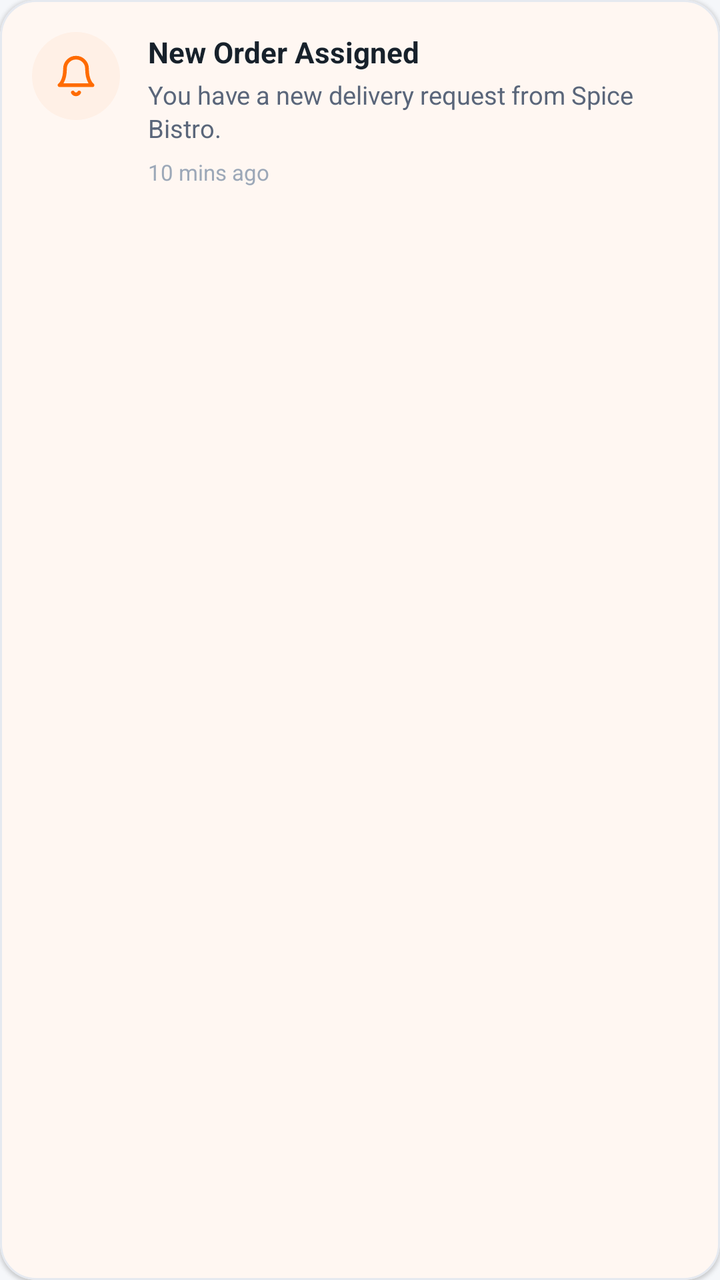
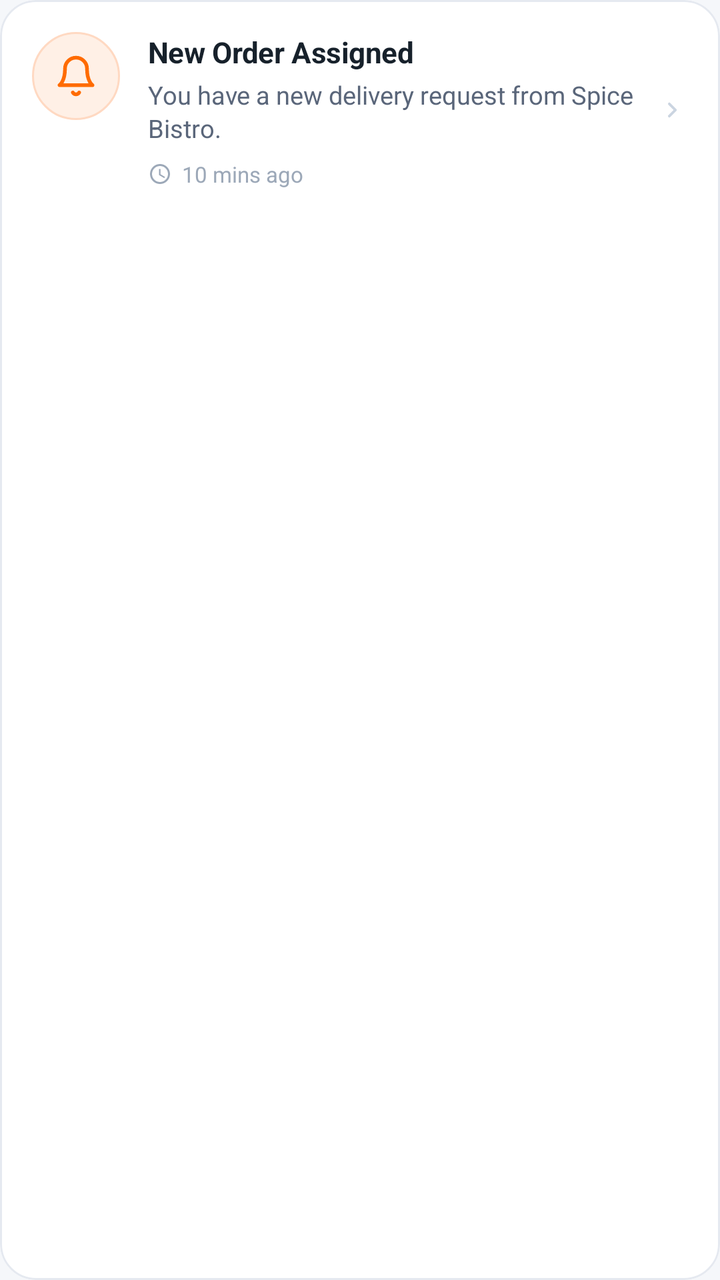

Two renders of the same Android screen: before a commit and after it. Below are the layout's source before the change and the commit's diff.
<!-- AndroidManifest.xml: application theme Theme.AKRHunger -->
<!-- res/layout/item_driver_notification.xml -->
<?xml version="1.0" encoding="utf-8"?>
<com.google.android.material.card.MaterialCardView
    xmlns:android="http://schemas.android.com/apk/res/android"
    xmlns:app="http://schemas.android.com/apk/res-auto"
    android:layout_width="match_parent"
    android:layout_height="wrap_content"
    android:layout_marginBottom="10dp"
    app:cardCornerRadius="18dp"
    app:cardElevation="1dp"
    app:strokeColor="@color/card_border"
    app:strokeWidth="1dp"
    app:cardBackgroundColor="@color/surface">

    <LinearLayout
        android:layout_width="match_parent"
        android:layout_height="wrap_content"
        android:orientation="horizontal"
        android:padding="16dp"
        android:gravity="top">

        <FrameLayout
            android:layout_width="44dp"
            android:layout_height="44dp"
            android:background="@drawable/bg_pill_primary"
            android:backgroundTint="@color/primary_tint"
            android:padding="11dp">

            <ImageView
                android:id="@+id/iv_notif_icon"
                android:layout_width="match_parent"
                android:layout_height="match_parent"
                android:src="@drawable/ic_bell"
                app:tint="@color/primary"
                android:contentDescription="Notification" />
        </FrameLayout>

        <LinearLayout
            android:layout_width="0dp"
            android:layout_height="wrap_content"
            android:layout_weight="1"
            android:layout_marginStart="14dp"
            android:orientation="vertical">

            <TextView
                android:id="@+id/tv_notif_title"
                android:layout_width="wrap_content"
                android:layout_height="wrap_content"
                android:text="New Order Assigned"
                android:textColor="@color/text_primary"
                android:textSize="14.5sp"
                android:textStyle="bold" />

            <TextView
                android:id="@+id/tv_notif_message"
                android:layout_width="wrap_content"
                android:layout_height="wrap_content"
                android:layout_marginTop="3dp"
                android:text="You have a new delivery request from Spice Bistro."
                android:textColor="@color/text_secondary"
                android:textSize="12.5sp"
                android:lineSpacingExtra="2dp" />

            <TextView
                android:id="@+id/tv_notif_time"
                android:layout_width="wrap_content"
                android:layout_height="wrap_content"
                android:layout_marginTop="6dp"
                android:text="10 mins ago"
                android:textColor="@color/text_hint"
                android:textSize="11sp" />
        </LinearLayout>
    </LinearLayout>
</com.google.android.material.card.MaterialCardView>
<!-- resources referenced by this layout -->
<resources>
  <color name="card_border">#E5E9F0</color>
  <color name="primary">#FF6B00</color>
  <color name="primary_tint">#FFF0E6</color>
  <color name="surface">#FFFFFF</color>
  <color name="text_hint">#9CA8B8</color>
  <color name="text_primary">#17212B</color>
  <color name="text_secondary">#5A667A</color>
  <!-- drawable bg_pill_primary (drawable) -->
  <?xml version="1.0" encoding="utf-8"?>
  <ripple xmlns:android="http://schemas.android.com/apk/res/android"
      android:color="#33FFFFFF">
      <item>
          <shape android:shape="rectangle">
              <corners android:radius="999dp" />
              <solid android:color="@color/primary" />
          </shape>
      </item>
  </ripple>
  <color name="primary_dark">#E85D04</color>
  <color name="on_primary">#FFFFFF</color>
  <color name="secondary">#E9A23B</color>
  <color name="on_secondary">#17212B</color>
  <color name="background">#F5F7FA</color>
  <color name="on_surface">#17212B</color>
  <color name="surface_variant">#EEF2F6</color>
  <style name="ThemeOverlay.AKR.BottomSheetDialog" parent="ThemeOverlay.Material3.BottomSheetDialog">
          <item name="bottomSheetStyle">@style/Widget.AKR.BottomSheet</item>
      </style>
  <style name="ShapeAppearance.AKR.Dialog" parent="">
          <item name="cornerFamily">rounded</item>
          <item name="cornerSize">24dp</item>
      </style>
  <style name="TextAppearance.AKR.Dialog.Title" parent="MaterialAlertDialog.Material3.Title.Text">
          <item name="android:textColor">@color/text_primary</item>
          <item name="android:textSize">19sp</item>
          <item name="android:fontFamily">sans-serif-black</item>
      </style>
  <style name="TextAppearance.AKR.Dialog.Body" parent="MaterialAlertDialog.Material3.Body.Text">
          <item name="android:textColor">@color/text_secondary</item>
          <item name="android:textSize">14sp</item>
          <item name="android:fontFamily">sans-serif</item>
          <item name="android:lineSpacingMultiplier">1.3</item>
      </style>
  <style name="Widget.AKR.Dialog.Button.Neutral" parent="Widget.Material3.Button.TextButton.Dialog">
          <item name="android:textColor">@color/info</item>
          <item name="android:fontFamily">sans-serif-bold</item>
          <item name="android:textSize">14sp</item>
          <item name="android:textAllCaps">false</item>
          <item name="cornerRadius">18dp</item>
      </style>
  <style name="Widget.AKR.BottomSheet" parent="Widget.Material3.BottomSheet">
          <item name="shapeAppearanceOverlay">@style/ShapeAppearance.AKR.BottomSheet</item>
          <item name="backgroundTint">@color/surface</item>
      </style>
  <color name="info">#2563EB</color>
  <style name="ShapeAppearance.AKR.BottomSheet" parent="">
          <item name="cornerFamily">rounded</item>
          <item name="cornerSizeTopLeft">28dp</item>
          <item name="cornerSizeTopRight">28dp</item>
      </style>
  <!-- unchanged entries left out for length: 5 -->
</resources>

<!-- the commit's change to res/layout/item_driver_notification.xml (unified diff, before → after) -->
@@ -5,11 +5,14 @@
     android:layout_width="match_parent"
     android:layout_height="wrap_content"
     android:layout_marginBottom="10dp"
+    android:clickable="true"
+    android:focusable="true"
+    android:foreground="?attr/selectableItemBackground"
+    app:cardBackgroundColor="@color/surface"
     app:cardCornerRadius="18dp"
-    app:cardElevation="1dp"
+    app:cardElevation="0dp"
     app:strokeColor="@color/card_border"
-    app:strokeWidth="1dp"
-    app:cardBackgroundColor="@color/surface">
+    app:strokeWidth="1dp">
 
     <LinearLayout
         android:layout_width="match_parent"
@@ -18,11 +21,11 @@
         android:padding="16dp"
         android:gravity="top">
 
+        
         <FrameLayout
             android:layout_width="44dp"
             android:layout_height="44dp"
-            android:background="@drawable/bg_pill_primary"
-            android:backgroundTint="@color/primary_tint"
+            android:background="@drawable/bg_icon_circle_orange"
             android:padding="11dp">
 
             <ImageView
@@ -31,14 +34,15 @@
                 android:layout_height="match_parent"
                 android:src="@drawable/ic_bell"
                 app:tint="@color/primary"
-                android:contentDescription="Notification" />
+                android:contentDescription="Notification Icon" />
         </FrameLayout>
 
+        
         <LinearLayout
             android:layout_width="0dp"
             android:layout_height="wrap_content"
+            android:layout_marginStart="14dp"
             android:layout_weight="1"
-            android:layout_marginStart="14dp"
             android:orientation="vertical">
 
             <TextView
@@ -48,7 +52,8 @@
                 android:text="New Order Assigned"
                 android:textColor="@color/text_primary"
                 android:textSize="14.5sp"
-                android:textStyle="bold" />
+                android:textStyle="bold"
+                android:letterSpacing="-0.01" />
 
             <TextView
                 android:id="@+id/tv_notif_message"
@@ -58,16 +63,45 @@
                 android:text="You have a new delivery request from Spice Bistro."
                 android:textColor="@color/text_secondary"
                 android:textSize="12.5sp"
-                android:lineSpacingExtra="2dp" />
+                android:lineSpacingExtra="2dp"
+                android:ellipsize="end"
+                android:maxLines="3" />
 
-            <TextView
-                android:id="@+id/tv_notif_time"
+            
+            <LinearLayout
                 android:layout_width="wrap_content"
                 android:layout_height="wrap_content"
-                android:layout_marginTop="6dp"
-                android:text="10 mins ago"
-                android:textColor="@color/text_hint"
-                android:textSize="11sp" />
+                android:layout_marginTop="7dp"
+                android:gravity="center_vertical"
+                android:orientation="horizontal">
+
+                <ImageView
+                    android:layout_width="12dp"
+                    android:layout_height="12dp"
+                    android:src="@drawable/ic_clock"
+                    app:tint="@color/text_hint"
+                    android:contentDescription="Time" />
+
+                <TextView
+                    android:id="@+id/tv_notif_time"
+                    android:layout_width="wrap_content"
+                    android:layout_height="wrap_content"
+                    android:layout_marginStart="5dp"
+                    android:text="10 mins ago"
+                    android:textColor="@color/text_hint"
+                    android:textSize="11sp" />
+            </LinearLayout>
         </LinearLayout>
+
+        
+        <ImageView
+            android:layout_width="16dp"
+            android:layout_height="16dp"
+            android:layout_gravity="center_vertical"
+            android:layout_marginStart="6dp"
+            android:src="@drawable/ic_chevron_right"
+            app:tint="@color/text_disabled"
+            android:contentDescription="Open" />
+
     </LinearLayout>
 </com.google.android.material.card.MaterialCardView>
<!-- resource entries referenced after the edit -->
@@ -3,21 +3,39 @@
   <color name="card_border">#E5E9F0</color>
   <color name="primary">#FF6B00</color>
   <color name="primary_tint">#FFF0E6</color>
+  <color name="primary_tint_border">#FFD9C2</color>
   <color name="surface">#FFFFFF</color>
+  <color name="text_disabled">#CBD5E1</color>
   <color name="text_hint">#9CA8B8</color>
   <color name="text_primary">#17212B</color>
   <color name="text_secondary">#5A667A</color>
-  <!-- drawable bg_pill_primary (drawable) -->
+  <!-- drawable bg_icon_circle_orange (drawable) -->
   <?xml version="1.0" encoding="utf-8"?>
-  <ripple xmlns:android="http://schemas.android.com/apk/res/android"
-      android:color="#33FFFFFF">
-      <item>
-          <shape android:shape="rectangle">
-              <corners android:radius="999dp" />
-              <solid android:color="@color/primary" />
-          </shape>
-      </item>
-  </ripple>
+  <shape xmlns:android="http://schemas.android.com/apk/res/android"
+      android:shape="oval">
+      <solid android:color="@color/primary_tint" />
+      <stroke android:width="1dp" android:color="@color/primary_tint_border" />
+  </shape>
+  <!-- drawable ic_chevron_right (drawable) -->
+  <vector xmlns:android="http://schemas.android.com/apk/res/android"
+      android:width="24dp"
+      android:height="24dp"
+      android:viewportWidth="24"
+      android:viewportHeight="24">
+      <path
+          android:fillColor="@color/text_hint"
+          android:pathData="M9.29,15.88L13.17,12L9.29,8.12a0.996,0.996 0 1,1 1.41,-1.41l4.59,4.59c0.39,0.39 0.39,1.02 0,1.41L10.7,17.3a0.996,0.996 0 0,1 -1.41,0c-0.38,-0.39 -0.38,-1.03 0,-1.42z" />
+  </vector>
+  <!-- drawable ic_clock (drawable) -->
+  <vector xmlns:android="http://schemas.android.com/apk/res/android"
+      android:width="24dp"
+      android:height="24dp"
+      android:viewportWidth="24"
+      android:viewportHeight="24">
+      <path
+          android:fillColor="#FF000000"
+          android:pathData="M11.99,2C6.47,2 2,6.48 2,12s4.47,10 9.99,10C17.52,22 22,17.52 22,12S17.52,2 11.99,2zM12,20c-4.42,0 -8,-3.58 -8,-8s3.58,-8 8,-8 8,3.58 8,8 -3.58,8 -8,8zM12.5,7H11v6l5.25,3.15 0.75,-1.23 -4.5,-2.67z"/>
+  </vector>
   <color name="primary_dark">#E85D04</color>
   <color name="on_primary">#FFFFFF</color>
   <color name="secondary">#E9A23B</color>
